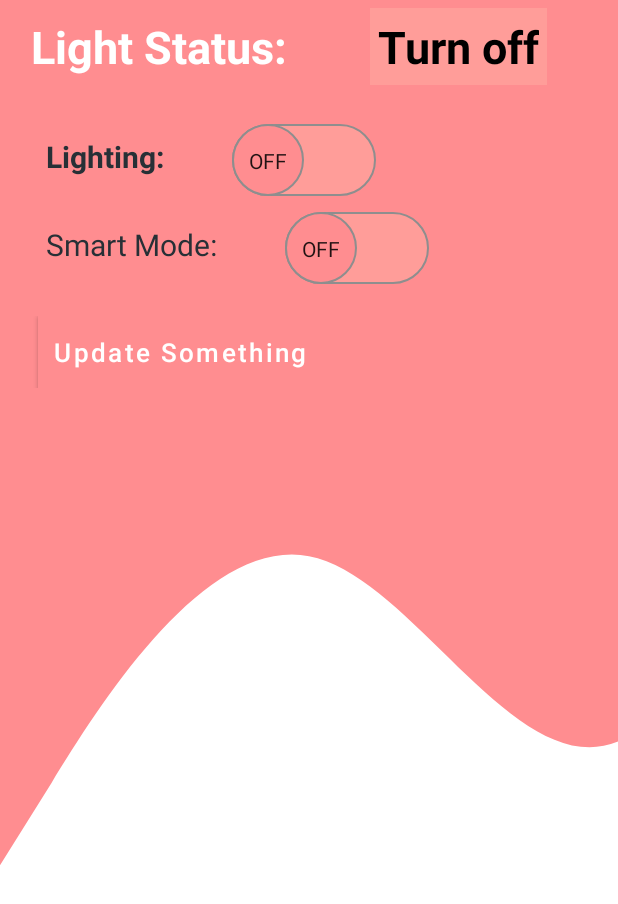
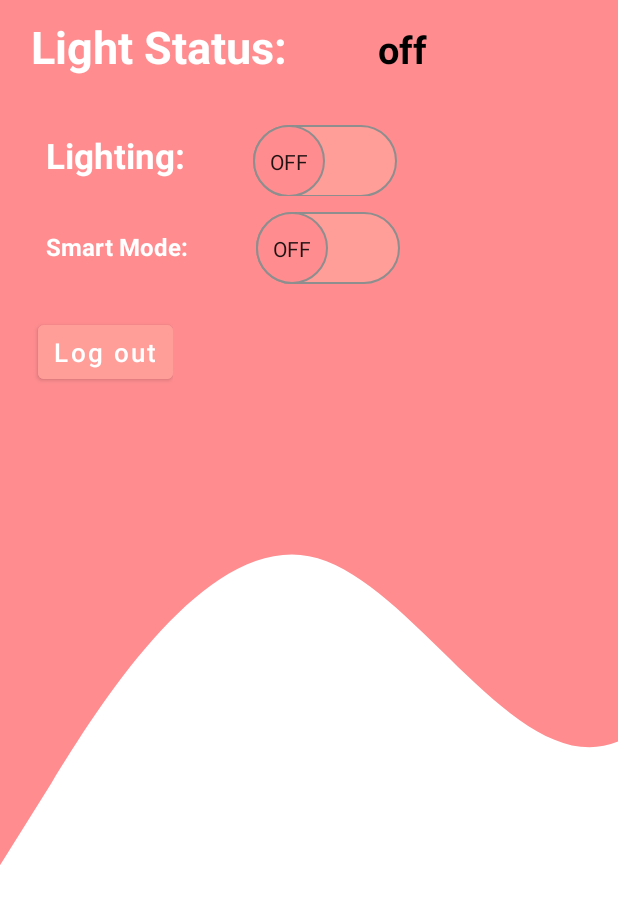
Before and after one commit to yizhouyang999/smart-lighting-IOT, an Android app: the layout activity_main.xml on its own in the app's theme, with its tools: preview values and no code run, on a phone screen of 412 x 824 dp. Shown: the top 904 px of the screen. Run offline under Robolectric (Android 15) with nearby library versions, the phone set to English and light mode, and no system bars.

Commit message:
Fea: UI improvement and log out button

```diff
--- a/android_app/app/src/main/res/layout/activity_login.xml
+++ b/android_app/app/src/main/res/layout/activity_login.xml
@@ -69,7 +69,7 @@
       android:layout_height="wrap_content"
       android:layout_below="@id/login_button"
       android:layout_centerHorizontal="true"
-      android:layout_marginTop="180dp"
+      android:layout_marginTop="130dp"
       android:background="#00000000"
       android:text="Can't login or need help?"
       android:textAllCaps="false"
--- a/android_app/app/src/main/res/layout/activity_main.xml
+++ b/android_app/app/src/main/res/layout/activity_main.xml
@@ -32,9 +32,8 @@
             android:padding="5dip"
             android:text="@string/txv_indoor_temp_show"
             android:textStyle="bold"
-            android:background="@color/button"
             android:textColor="@color/black"
-            android:textSize="30dp" />
+            android:textSize="25dp" />
     </LinearLayout>
 
     <LinearLayout
@@ -51,8 +50,8 @@
             android:textStyle="bold"
             android:padding="5dip"
             android:text="@string/txv_outdoor_light"
-            android:textColor="@color/blue_text"
-            android:textSize="20sp" />
+            android:textColor="@color/white"
+            android:textSize="23dp" />
 
         <Switch
             android:id="@+id/btnToggle"
@@ -78,8 +77,9 @@
             android:layout_marginLeft="20dp"
             android:padding="5dip"
             android:text="@string/smart_light"
-            android:textColor="@color/blue_text"
-            android:textSize="20sp" />
+            android:textStyle="bold"
+            android:textColor="@color/white"
+            android:textSize="16dp" />
 
         <Switch
             android:id="@+id/smartLightButton"
@@ -102,8 +102,8 @@
             android:layout_height="wrap_content"
             android:layout_marginLeft="20dp"
             android:padding="5dip"
-            android:background="@color/black"
-            android:text=" Update Something "
+            android:backgroundTint="@color/button"
+            android:text=" Log out "
             android:textAllCaps="false"
             android:textColor="@color/white"
             android:textSize="17sp"
--- /dev/null
+++ b/android_app/app/src/main/res/layout/mode_fail.xml
@@ -0,0 +1,6 @@
+<?xml version="1.0" encoding="utf-8"?>
+<androidx.constraintlayout.widget.ConstraintLayout xmlns:android="http://schemas.android.com/apk/res/android"
+    android:layout_width="match_parent"
+    android:layout_height="match_parent">
+
+</androidx.constraintlayout.widget.ConstraintLayout>
--- a/android_app/app/src/main/res/values/strings.xml
+++ b/android_app/app/src/main/res/values/strings.xml
@@ -2,7 +2,7 @@
     <string name="app_name">SMART LIGHT</string>
     <string name="txv_title_temp">SMART LIGHT</string>
     <string name="txv_indoor_temp">Light Status:</string>
-    <string name="txv_indoor_temp_show">Turn off</string>
+    <string name="txv_indoor_temp_show">off</string>
     <string name="txv_outdoor_light">Lighting:</string>
     <string name="smart_light">Smart Mode:</string>
     <string name="txv_outdoor_light_show">Off</string>
--- a/android_app/gradle.properties
+++ b/android_app/gradle.properties
@@ -19,3 +19,4 @@ android.useAndroidX=true
 # resources declared in the library itself and none from the library's dependencies,
 # thereby reducing the size of the R class for that library
 android.nonTransitiveRClass=true
+android.enableJetifier=true
```
Also changed, not shown: android_app/app/src/main/java/com/example/iotlab2app/MainActivity.java (+63 -47 lines).
